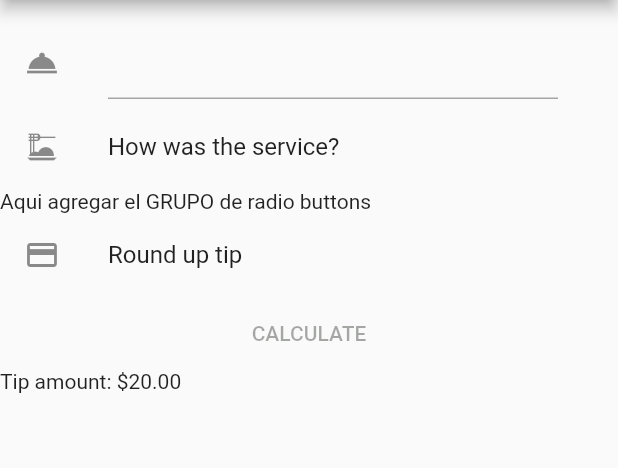
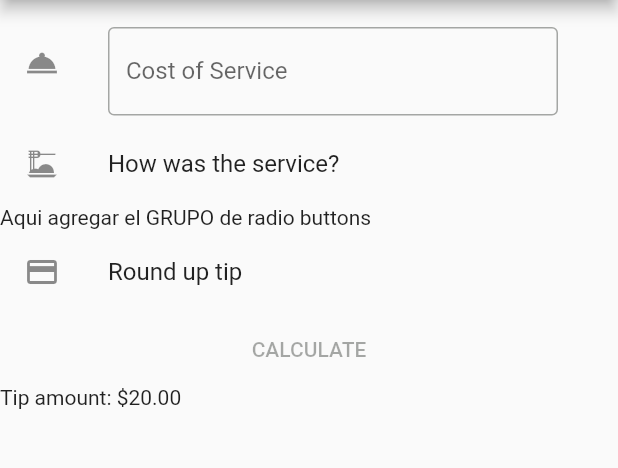
Before and after one commit to Sofia-VA/PAM, a Flutter app: the screen it shows after launch, on a phone screen of 412 x 824 dp, the part 84-552 px from its top. Run offline on Flutter 3.47's test engine with Material 2 defaults, Android fonts, the light colour scheme and no system bars.

Commit message:
TextField con números decimales y decoración

```diff
--- a/tarea2_tips/lib/home_page.dart
+++ b/tarea2_tips/lib/home_page.dart
@@ -1,4 +1,5 @@
 import 'package:flutter/material.dart';
+import 'package:flutter/services.dart';
 
 class HomePage extends StatefulWidget {
   const HomePage({Key? key}) : super(key: key);
@@ -23,7 +24,16 @@ class _HomePageState extends State<HomePage> {
             leading: Icon(Icons.room_service),
             title: Padding(
               padding: EdgeInsets.only(right: 24),
-              child: TextField(),
+              child: TextField(
+                decoration: InputDecoration(
+                  border: OutlineInputBorder(),
+                  label: Text("Cost of Service"),
+                ),
+                keyboardType: TextInputType.numberWithOptions(decimal: true),
+                inputFormatters: [
+                  FilteringTextInputFormatter.allow(RegExp(r'^\d+\.?\d*')),
+                ],
+              ),
             ),
           ),
           ListTile(
```
Also changed, not shown: 1 other file.
